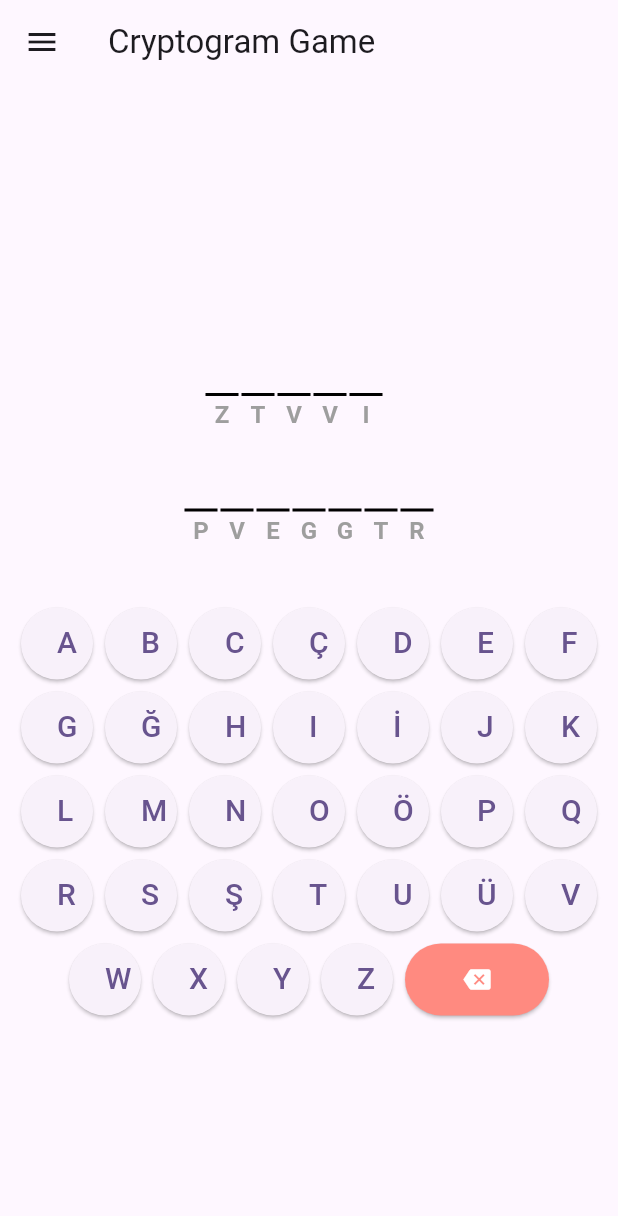
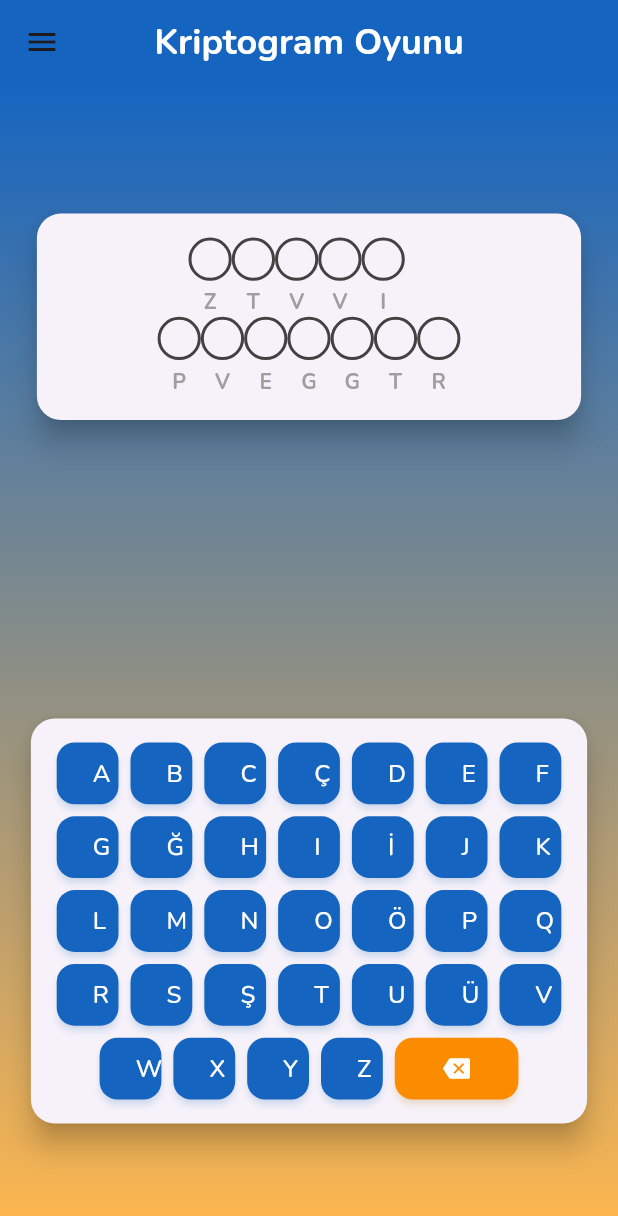
Before and after one commit to Ebrar-S/kriptogram, a Flutter app: the screen it shows after launch, on a phone screen of 412 x 824 dp. Shown: the top 1216 px of the screen. Run offline on Flutter 3.47's test engine with Material 3 defaults, Android fonts, the light colour scheme and no system bars; our stand-ins replace google_fonts.

Commit message:
design changes

```diff
--- a/lib/main.dart
+++ b/lib/main.dart
@@ -1,4 +1,5 @@
 import 'package:flutter/material.dart';
+import 'package:google_fonts/google_fonts.dart';
 import 'package:kriptogram/screens/home.dart';
 
 void main() {
@@ -14,8 +15,8 @@ class MyApp extends StatelessWidget {
     return MaterialApp(
       title: 'Kriptogram',
       theme: ThemeData(
-        colorScheme: ColorScheme.fromSeed(seedColor: Colors.deepPurple),
-        useMaterial3: true,
+        primarySwatch: Colors.blue,
+        textTheme: GoogleFonts.nunitoTextTheme(),
       ),
       home: CryptogramGameHome(),
     );
--- a/lib/screens/home.dart
+++ b/lib/screens/home.dart
@@ -1,12 +1,14 @@
 import 'package:flutter/material.dart';
 import 'dart:math';
 import 'package:flutter/services.dart';
+import 'package:google_fonts/google_fonts.dart'; // For custom fonts
 
 void main() {
   runApp(MaterialApp(
     home: CryptogramGameHome(),
     theme: ThemeData(
       primarySwatch: Colors.blue,
+      textTheme: GoogleFonts.nunitoTextTheme(), // Use a modern font
     ),
   ));
 }
@@ -27,8 +29,8 @@ class _CryptogramGameHomeState extends State<CryptogramGameHome> {
   String encryptedPhrase = "";
   final Map<int, String> guessedLetters = {};
   final Map<String, String> encryptionMap = {};
-  final Map<int, FocusNode> focusNodes = {}; // FocusNode for each TextField
-  int? focusedIndex; // Track the currently focused TextField index
+  final Map<int, FocusNode> focusNodes = {};
+  int? focusedIndex;
 
   @override
   void initState() {
@@ -67,14 +69,13 @@ class _CryptogramGameHomeState extends State<CryptogramGameHome> {
   bool _isDuplicateWithDifferentEncryption(int index, Map<int, String> guessedLetters) {
     String? currentValue = guessedLetters[index];
     if (currentValue == null || currentValue.isEmpty) {
-      return false; // No value, no duplication
+      return false;
     }
 
-    // Check for the same letter mapped to different encryptions
     for (int i = 0; i < phrase.length; i++) {
       if (i != index &&
-          guessedLetters[i] == currentValue && // Same guessed letter
-          encryptedPhrase[i] != encryptedPhrase[index]) { // Different encryption
+          guessedLetters[i] == currentValue &&
+          encryptedPhrase[i] != encryptedPhrase[index]) {
         return true;
       }
     }
@@ -84,17 +85,14 @@ class _CryptogramGameHomeState extends State<CryptogramGameHome> {
   void _onKeyPressed(String letter) {
     if (focusedIndex != null) {
       setState(() {
-        // Get the encrypted character at the focused index
         String encryptedChar = encryptedPhrase[focusedIndex!];
 
-        // Update all TextFields with the same encrypted character
         for (int i = 0; i < encryptedPhrase.length; i++) {
           if (encryptedPhrase[i] == encryptedChar) {
             guessedLetters[i] = letter;
           }
         }
 
-        // Find the next empty text field with the same encryption
         int nextIndex = -1;
         for (int i = 0; i < encryptedPhrase.length; i++) {
           if (encryptedPhrase[i] == encryptedChar && (guessedLetters[i] == null || guessedLetters[i]!.isEmpty)) {
@@ -103,7 +101,6 @@ class _CryptogramGameHomeState extends State<CryptogramGameHome> {
           }
         }
 
-        // If no empty text field with the same encryption is found, find the next empty text field
         if (nextIndex == -1) {
           for (int i = 0; i < encryptedPhrase.length; i++) {
             if (encryptedPhrase[i] != ' ' && (guessedLetters[i] == null || guessedLetters[i]!.isEmpty)) {
@@ -113,16 +110,12 @@ class _CryptogramGameHomeState extends State<CryptogramGameHome> {
           }
         }
 
-        // Move focus to the next empty text field
         if (nextIndex != -1) {
           focusNodes[nextIndex]?.requestFocus();
           focusedIndex = nextIndex;
         } else {
-          // If no empty text field is found, unfocus the current one
           focusNodes[focusedIndex!]?.unfocus();
           focusedIndex = null;
-
-          // Check if the solution is correct
           _checkSolution(context, phrase, guessedLetters);
         }
       });
@@ -132,63 +125,109 @@ class _CryptogramGameHomeState extends State<CryptogramGameHome> {
   void _onDeletePressed() {
     if (focusedIndex != null) {
       setState(() {
-        // Get the encrypted character at the focused index
         String encryptedChar = encryptedPhrase[focusedIndex!];
 
-        // Delete the letter from all TextFields with the same encrypted character
         for (int i = 0; i < encryptedPhrase.length; i++) {
           if (encryptedPhrase[i] == encryptedChar) {
             guessedLetters.remove(i);
           }
         }
 
-        focusNodes[focusedIndex!]?.unfocus(); // Unfocus after deleting
+        focusNodes[focusedIndex!]?.unfocus();
       });
     }
   }
 
   @override
   Widget build(BuildContext context) {
+    final screenWidth = MediaQuery.of(context).size.width;
+    final screenHeight = MediaQuery.of(context).size.height;
+
     return Scaffold(
       appBar: AppBar(
-        title: const Text('Cryptogram Game'),
+        title: Text(
+          'Kriptogram Oyunu',
+          style: GoogleFonts.nunito(
+            fontSize: 24,
+            fontWeight: FontWeight.bold,
+            color: Colors.white,
+          ),
+        ),
+        backgroundColor: Colors.blue.shade800,
+        elevation: 0,
+        centerTitle: true,
       ),
       drawer: Drawer(
+        child: Container(
+          decoration: BoxDecoration(
+            gradient: LinearGradient(
+              colors: [Colors.blue.shade800, Colors.orange.shade300], // Lighter orange
+              begin: Alignment.topLeft,
+              end: Alignment.bottomRight,
+            ),
+          ),
           child: ListView(
             padding: EdgeInsets.zero,
             children: [
               const DrawerHeader(
                 decoration: BoxDecoration(
-                color: Colors.blue,
+                  color: Colors.transparent,
                 ),
                 child: Text(
-                'Select a Phrase',
+                  'Cümle Seçin',
                   style: TextStyle(
                     color: Colors.white,
                     fontSize: 24,
+                    fontWeight: FontWeight.bold,
                   ),
                 ),
               ),
-            // Add phrase selection buttons to the drawer
               ...phrases.asMap().entries.map((entry) {
                 int index = entry.key;
                 String phrase = entry.value;
                 return ListTile(
-                title: Text('Phrase ${index + 1}'),
+                  title: Text(
+                    'Cümle ${index + 1}',
+                    style: const TextStyle(color: Colors.white, fontSize: 18),
+                  ),
                   onTap: () {
-                  changePhrase(index); // Change the phrase
-                  Navigator.pop(context); // Close the drawer
+                    changePhrase(index);
+                    Navigator.pop(context);
                   },
                 );
               }).toList(),
             ],
           ),
         ),
-      body: Column(
-        mainAxisAlignment: MainAxisAlignment.center,
+      ),
+      body: Stack(
         children: [
-          // Display the cryptogram
-          Padding(
+          // Background Gradient
+          Container(
+            decoration: BoxDecoration(
+              gradient: LinearGradient(
+                colors: [Colors.blue.shade800, Colors.orange.shade300], // Lighter orange
+                begin: Alignment.topCenter,
+                end: Alignment.bottomCenter,
+              ),
+            ),
+          ),
+
+          // Cryptogram Display
+          SingleChildScrollView(
+            child: Padding(
+              padding: EdgeInsets.only(
+                top: screenHeight * 0.1, // 10% of screen height
+                left: screenWidth * 0.05, // 5% of screen width
+                right: screenWidth * 0.05, // 5% of screen width
+                bottom: screenHeight * 0.2, // 20% of screen height (space for keyboard)
+              ),
+              child: Card(
+                elevation: 8,
+                shape: RoundedRectangleBorder(
+                  borderRadius: BorderRadius.circular(16),
+                ),
+                child: Padding(
                   padding: const EdgeInsets.all(16.0),
                   child: LayoutBuilder(
                     builder: (context, constraints) {
@@ -211,7 +250,7 @@ class _CryptogramGameHomeState extends State<CryptogramGameHome> {
                           i++;
                         }
 
-                  double wordWidth = word.length * 32;
+                        double wordWidth = word.length * (screenWidth * 0.07); // 7% of screen width
 
                         if (currentWidth + wordWidth > maxWidth) {
                           lines.add(Row(
@@ -226,32 +265,50 @@ class _CryptogramGameHomeState extends State<CryptogramGameHome> {
                           String char = word[j];
 
                           if (char == ' ') {
-                      currentWidth += 20;
-                      currentLine.add(const SizedBox(width: 20));
+                            currentWidth += screenWidth * 0.04; // 4% of screen width
+                            currentLine.add(SizedBox(width: screenWidth * 0.04));
                           } else {
-                      currentWidth += 32;
+                            currentWidth += screenWidth * 0.07; // 7% of screen width
                             int index = startIndex + j;
-                      focusNodes[index] ??= FocusNode(); // Initialize FocusNode if not exists
+                            focusNodes[index] ??= FocusNode();
 
                             Widget charWidget = Column(
                               mainAxisSize: MainAxisSize.min,
                               children: [
-                          SizedBox(
-                            width: 24,
-                            child: Padding(
-                              padding: const EdgeInsets.all(1.0),
+                                Container(
+                                  width: screenWidth * 0.07, // 7% of screen width
+                                  height: screenWidth * 0.07, // 7% of screen width
+                                  decoration: BoxDecoration(
+                                    shape: BoxShape.circle,
+                                    border: Border.all(
+                                      color: (focusedIndex != null && encryptedPhrase[index] == encryptedPhrase[focusedIndex!])
+                                          ? Colors.orange.shade800 // Highlight selected text field
+                                          : Colors.grey.shade800, // Darker border
+                                      width: 2,
+                                    ),
+                                    boxShadow: [
+                                      BoxShadow(
+                                        color: (focusedIndex != null && encryptedPhrase[index] == encryptedPhrase[focusedIndex!])
+                                            ? Colors.orange.withOpacity(0.3)
+                                            : Colors.transparent,
+                                        spreadRadius: 2,
+                                        blurRadius: 4,
+                                        offset: const Offset(0, 2),
+                                      ),
+                                    ],
+                                  ),
+                                  child: Center(
                                     child: TextField(
                                       focusNode: focusNodes[index],
                                       controller: TextEditingController(
                                         text: guessedLetters[index] ?? '',
                                       ),
-                                readOnly: true, // Prevent default keyboard from opening
+                                      readOnly: true,
                                       textAlign: TextAlign.center,
                                       maxLength: 1,
                                       onTap: () {
                                         setState(() {
-                                    focusedIndex = index; // Track the focused TextField
-                                    // Highlight all TextFields with the same encryption
+                                          focusedIndex = index;
                                           String encryptedChar = encryptedPhrase[index];
                                           for (int i = 0; i < encryptedPhrase.length; i++) {
                                             if (encryptedPhrase[i] == encryptedChar) {
@@ -260,37 +317,25 @@ class _CryptogramGameHomeState extends State<CryptogramGameHome> {
                                           }
                                         });
                                       },
-                                decoration: InputDecoration(
+                                      decoration: const InputDecoration(
                                         counterText: '',
-                                  enabledBorder: UnderlineInputBorder(
-                                    borderSide: BorderSide(
-                                      color: (focusedIndex != null && encryptedPhrase[index] == encryptedPhrase[focusedIndex!])
-                                          ? Colors.deepOrangeAccent // Highlight color
-                                          : Colors.black, // Default color
-                                      width: 2,
-                                    ),
-                                  ),
-                                  focusedBorder: const UnderlineInputBorder(
-                                    borderSide: BorderSide(color: Colors.deepOrangeAccent, width: 2), // Light blue when focused
-                                  ),
-                                  border: const UnderlineInputBorder(
-                                    borderSide: BorderSide(color: Colors.black, width: 2),
-                                  ),
+                                        border: InputBorder.none,
                                       ),
                                       style: TextStyle(
-                                  fontSize: 24,
+                                        fontSize: 20, // Reduced font size
                                         fontWeight: FontWeight.bold,
                                         color: _isDuplicateWithDifferentEncryption(index, guessedLetters)
-                                      ? Colors.red // Red if duplicate with different encryption
-                                      : Colors.black, // Black otherwise
+                                            ? Colors.red
+                                            : Colors.black,
                                       ),
                                     ),
                                   ),
                                 ),
+                                const SizedBox(height: 4),
                                 Text(
                                   char,
                                   style: const TextStyle(
-                              fontSize: 16,
+                                    fontSize: 14, // Reduced font size
                                     fontWeight: FontWeight.bold,
                                     color: Colors.grey,
                                   ),
@@ -315,13 +360,36 @@ class _CryptogramGameHomeState extends State<CryptogramGameHome> {
                     },
                   ),
                 ),
+              ),
+            ),
+          ),
 
-          const SizedBox(height: 16),
-
-          // Custom Keyboard with Turkish characters and delete button
-          CustomKeyboard(
+          // Custom Keyboard (Fixed at the bottom)
+          Positioned(
+            left: 0,
+            right: 0,
+            bottom: 75,
+            child: Container(
+              padding: EdgeInsets.only(
+                bottom: MediaQuery.of(context).viewInsets.bottom, // Adjust for keyboard overlap
+              ),
+              child: Card(
+                elevation: 8,
+                shape: RoundedRectangleBorder(
+                  borderRadius: BorderRadius.circular(16),
+                ),
+                margin: EdgeInsets.symmetric(
+                  horizontal: screenWidth * 0.05, // 5% of screen width
+                ),
+                child: Padding(
+                  padding: const EdgeInsets.all(16.0),
+                  child: CustomKeyboard(
                     onKeyPressed: _onKeyPressed,
                     onDeletePressed: _onDeletePressed,
+                  ),
+                ),
+              ),
+            ),
           ),
         ],
       ),
@@ -341,53 +409,65 @@ class CustomKeyboard extends StatelessWidget {
 
   @override
   Widget build(BuildContext context) {
-    return Container(
-      padding: const EdgeInsets.all(8.0),
-      child: Wrap(
+    final screenWidth = MediaQuery.of(context).size.width;
+
+    return Wrap(
       alignment: WrapAlignment.center,
       spacing: 8.0,
       runSpacing: 8.0,
       children: [
         ...['A', 'B', 'C', 'Ç', 'D', 'E', 'F', 'G']
-              .map((letter) => _buildKey(letter))
+            .map((letter) => _buildKey(letter, screenWidth))
             .toList(),
         ...['Ğ', 'H', 'I', 'İ', 'J', 'K', 'L', 'M']
-              .map((letter) => _buildKey(letter))
+            .map((letter) => _buildKey(letter, screenWidth))
             .toList(),
         ...['N', 'O', 'Ö', 'P', 'Q', 'R', 'S', 'Ş']
-              .map((letter) => _buildKey(letter))
+            .map((letter) => _buildKey(letter, screenWidth))
             .toList(),
         ...['T', 'U', 'Ü', 'V', 'W', 'X', 'Y', 'Z']
-              .map((letter) => _buildKey(letter))
+            .map((letter) => _buildKey(letter, screenWidth))
             .toList(),
-          _buildDeleteButton(),
+        _buildDeleteButton(screenWidth),
       ],
-      ),
     );
   }
 
-  Widget _buildKey(String letter) {
+  Widget _buildKey(String letter, double screenWidth) {
     return SizedBox(
-      width: 48.0,
-      height: 48.0,
+      width: screenWidth * 0.1, // 10% of screen width
+      height: screenWidth * 0.1, // 10% of screen width
       child: ElevatedButton(
         onPressed: () => onKeyPressed(letter),
+        style: ElevatedButton.styleFrom(
+          backgroundColor: Colors.blue.shade800,
+          shape: RoundedRectangleBorder(
+            borderRadius: BorderRadius.circular(12),
+          ),
+          elevation: 2,
+          shadowColor: Colors.blue.withOpacity(0.3),
+        ),
         child: Text(
           letter,
-          style: const TextStyle(fontSize: 20),
+          style: const TextStyle(fontSize: 16, color: Colors.white), // Reduced font size
         ),
       ),
     );
   }
 
-  Widget _buildDeleteButton() {
+  Widget _buildDeleteButton(double screenWidth) {
     return SizedBox(
-      width: 96.0,
-      height: 48.0,
+      width: screenWidth * 0.2, // 20% of screen width
+      height: screenWidth * 0.1, // 10% of screen width
       child: ElevatedButton(
         onPressed: onDeletePressed,
         style: ElevatedButton.styleFrom(
-          backgroundColor: Colors.redAccent[100],
+          backgroundColor: Colors.orange.shade600,
+          shape: RoundedRectangleBorder(
+            borderRadius: BorderRadius.circular(12),
+          ),
+          elevation: 2,
+          shadowColor: Colors.orange.withOpacity(0.3),
         ),
         child: const Icon(
           Icons.backspace,
@@ -410,10 +490,9 @@ void _checkSolution(context, phrase, guessedLetters) {
     }
   }
 
-  // Show a dialog or snackbar with the result
   ScaffoldMessenger.of(context).showSnackBar(
     SnackBar(
-      content: Text(isCorrect ? "Correct! 🎉" : "Wrong! Try again. ❌"),
+      content: Text(isCorrect ? "Doğru! 🎉" : "Yanlış! Tekrar Deneyin. ❌"),
       backgroundColor: isCorrect ? Colors.green : Colors.red,
     ),
   );
```
Lines whose indentation alone changed are shown as unchanged.
